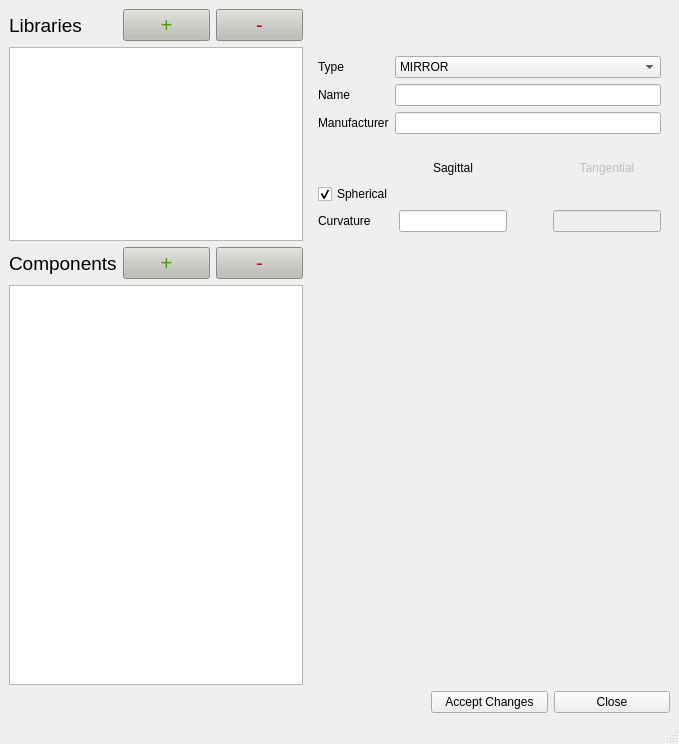
Qt form assets/library_window.ui (NiceLaserGuy/GRay-CAD-2) before a commit.
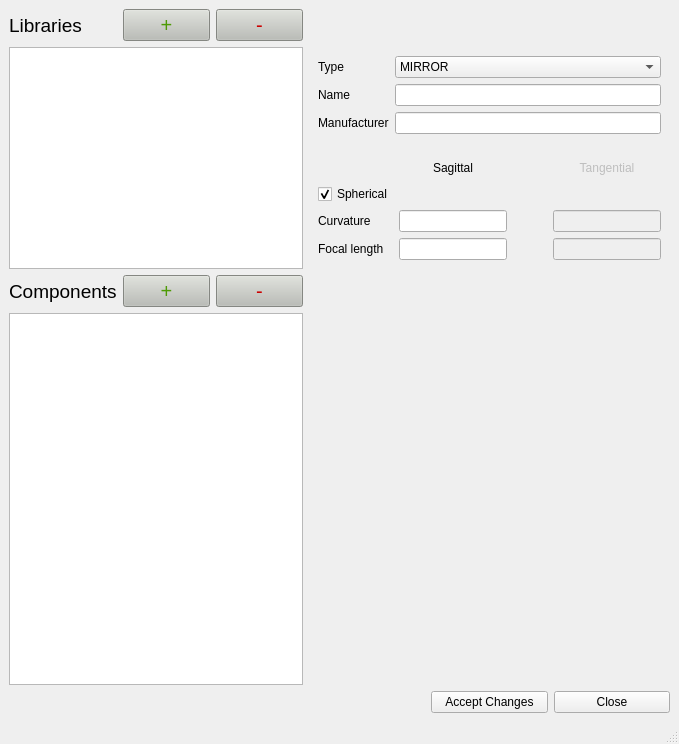
The same form after that commit.

```diff
--- a/assets/library_window.ui
+++ b/assets/library_window.ui
@@ -214,6 +214,23 @@
          </property>
         </widget>
        </item>
+       <item row="3" column="0">
+        <widget class="QLabel" name="label_9">
+         <property name="text">
+          <string>Focal length</string>
+         </property>
+        </widget>
+       </item>
+       <item row="3" column="1">
+        <widget class="QLineEdit" name="edit_focal_length_sagittal"/>
+       </item>
+       <item row="3" column="3">
+        <widget class="QLineEdit" name="edit_focal_length_tangential">
+         <property name="enabled">
+          <bool>false</bool>
+         </property>
+        </widget>
+       </item>
       </layout>
      </widget>
     </item>
```
Left out of the diff: 52 changed lines with no effect on the pictures.
